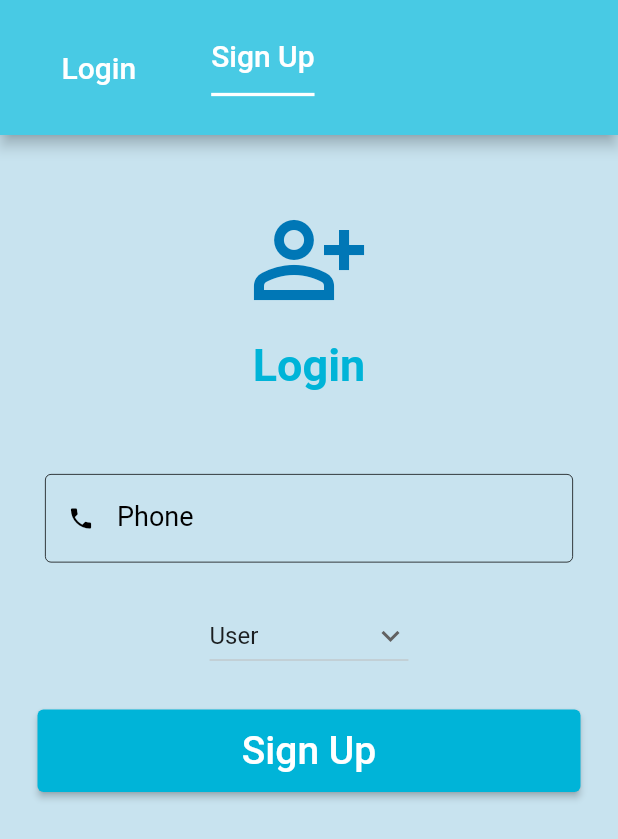
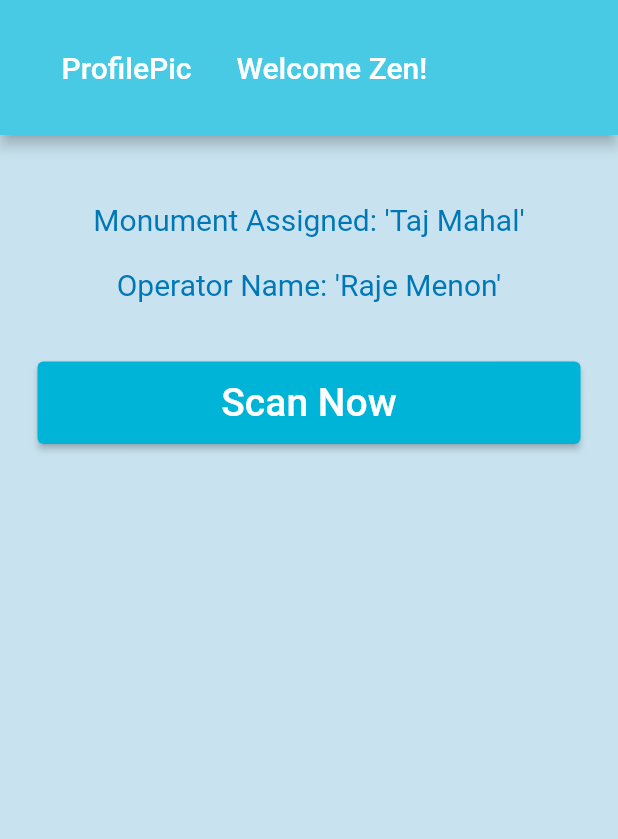
Before and after one commit to Aditi-Singh16/sih, a Flutter app: the screen it shows after launch, on a phone screen of 412 x 824 dp. Shown: the top 839 px of the screen. Run offline on Flutter 3.47's test engine with Material 2 defaults, Android fonts, the light colour scheme and no system bars; our stand-ins replace cloud_firestore, firebase_auth, firebase_core, lottie; accounts and stored records are empty; Roboto replaces fonts that are missing (Libre Baskerville).

Commit message:
Added home.dart and successful_Scan in ticketchecker folder

```diff
--- a/lib/main.dart
+++ b/lib/main.dart
@@ -1,7 +1,7 @@
 import 'package:flutter/material.dart';
 import 'package:firebase_auth/firebase_auth.dart';
 import 'package:firebase_core/firebase_core.dart';
-
+import 'package:sih/ui/ticket_checker/home.dart';
 import 'ui/Login/signup_page.dart';
 
 Future main() async {
@@ -18,7 +18,7 @@ class MyApp extends StatelessWidget {
   Widget build(BuildContext context) {
     return MaterialApp(
       title: 'Flutter Demo',
-      home: SignUpPage(),
+      home: TicketCheckerHome(),
       theme: ThemeData(scaffoldBackgroundColor: const Color(0xFFC8E3EF)),
     );
   }
--- a/lib/ui/ticket_checker/home.dart
+++ b/lib/ui/ticket_checker/home.dart
@@ -0,0 +1,73 @@
+import 'package:flutter/material.dart';
+
+import 'package:sih/ui/ticket_checker/successful_scan.dart';
+
+class TicketCheckerHome extends StatelessWidget {
+  @override
+  Widget build(BuildContext context) {
+    return Scaffold(
+      appBar: AppBar(
+        backgroundColor: Color(0xFF48CAE4),
+        toolbarHeight: 90,
+        title: Row(
+          children: [
+            SizedBox(width: 25),
+            Text(
+              "ProfilePic",
+              style: TextStyle(fontSize: 20),
+            ),
+            SizedBox(width: 30),
+            Text(
+              "Welcome Zen!",
+              style: TextStyle(fontSize: 20),
+            ),
+          ],
+        ),
+      ),
+      body: Padding(
+        padding: EdgeInsets.all(25),
+        child: Center(
+            child: Column(
+          children: [
+            SizedBox(height: 20),
+            Text(
+              "Monument Assigned: 'Taj Mahal'",
+              style: TextStyle(
+                fontSize: 20,
+                color: Color(0xFF0077B6),
+                fontFamily: "Libre Baskerville",
+              ),
+            ),
+            SizedBox(height: 20),
+            Text(
+              "Operator Name: 'Raje Menon'",
+              style: TextStyle(
+                fontSize: 20,
+                color: Color(0xFF0077B6),
+                fontFamily: "Libre Baskerville",
+              ),
+            ),
+            SizedBox(height: 40),
+            SizedBox(
+              height: 55,
+              width: double.infinity,
+              child: ElevatedButton(
+                onPressed: () {
+                  Navigator.push(
+                    context,
+                    MaterialPageRoute(builder: (context) => SuccessfulScan()),
+                  );
+                },
+                style: ElevatedButton.styleFrom(primary: Color(0xFF00B4D8)),
+                child: Text(
+                  'Scan Now',
+                  style: TextStyle(fontSize: 26),
+                ),
+              ),
+            ),
+          ],
+        )),
+      ),
+    );
+  }
+}
--- a/pubspec.yaml
+++ b/pubspec.yaml
@@ -43,6 +43,7 @@ dependencies:
   # The following adds the Cupertino Icons font to your application.
   # Use with the CupertinoIcons class for iOS style icons.
   cupertino_icons: ^1.0.2
+  lottie: ^1.2.2
 
 dev_dependencies:
   flutter_test:
```
Also changed, not shown: lib/ui/Login/signup_page.dart (+16 -0 lines), lib/ui/ticket_checker/successful_scan.dart (added, +35 -0 lines), pubspec.lock.
